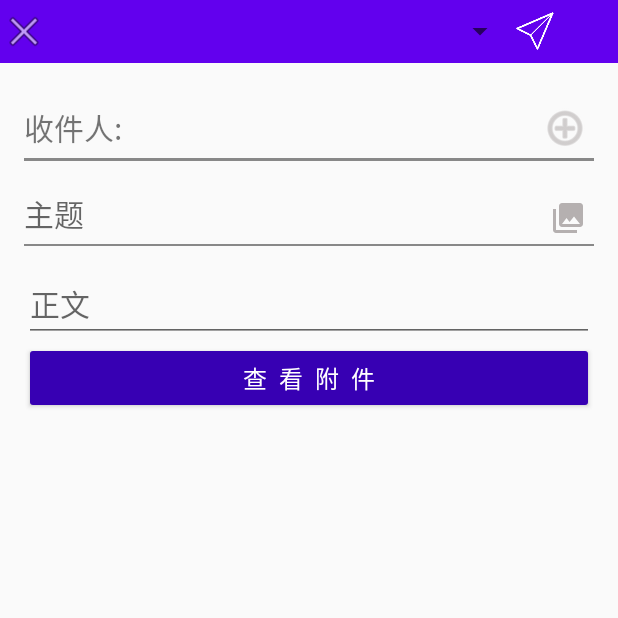
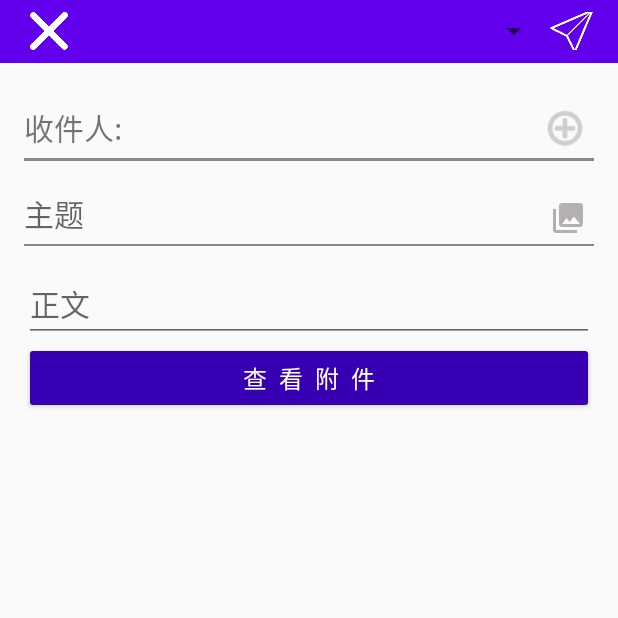
Before and after one commit to walkerwyl/email, an Android app: the WriteEmailActivity screen opened directly, with no data from a screen before it, on a phone screen of 412 x 824 dp, the top half of it. Run offline under Robolectric (Android 15) with nearby library versions, the phone set to English and light mode, and no system bars; libraries missing offline, so code that uses them is left out: org.litepal; 2 statements that could not run were skipped.

Commit message:
(样式调整)

```diff
--- a/app/src/main/res/layout/write_email_layout.xml
+++ b/app/src/main/res/layout/write_email_layout.xml
@@ -12,27 +12,32 @@
         android:layout_width="match_parent"
         android:layout_height="42dp"
         android:background="@color/colorPrimary"
+        android:paddingLeft="16dp"
+        android:paddingRight="16dp"
         android:layout_marginBottom="28dp"
         android:orientation="horizontal">
 
         <ImageView
             android:id="@+id/btn_back"
-            android:layout_width="32dp"
-            android:layout_height="31dp"
+            android:layout_width="30dp"
+            android:layout_height="25dp"
+            android:layout_weight="1"
             android:layout_gravity="center"
-            app:srcCompat="@android:drawable/ic_menu_close_clear_cancel"
+            app:srcCompat="@mipmap/fork2"
             tools:srcCompat="@mipmap/fork2" />
 
         <Spinner
             android:id="@+id/spinner_email_address"
-            android:layout_width="312dp"
+            android:layout_width="293dp"
             android:layout_height="match_parent"
-            />
+            android:layout_weight="1"
+            android:layout_marginLeft="20dp" />
 
         <ImageButton
             android:id="@+id/btn_send"
             android:layout_width="25dp"
             android:layout_height="25dp"
+            android:layout_weight="1"
             android:layout_gravity="center"
             android:background="#00CEE9FF"
             android:scaleType="centerCrop"
```
Also changed, not shown: app/src/main/res/mipmap-xxhdpi/fork2.png.
